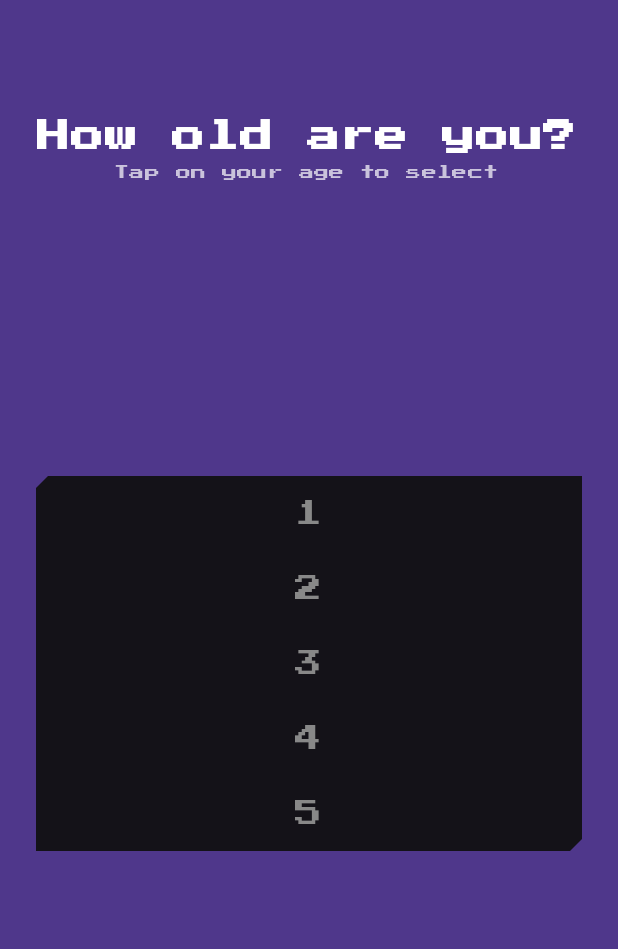
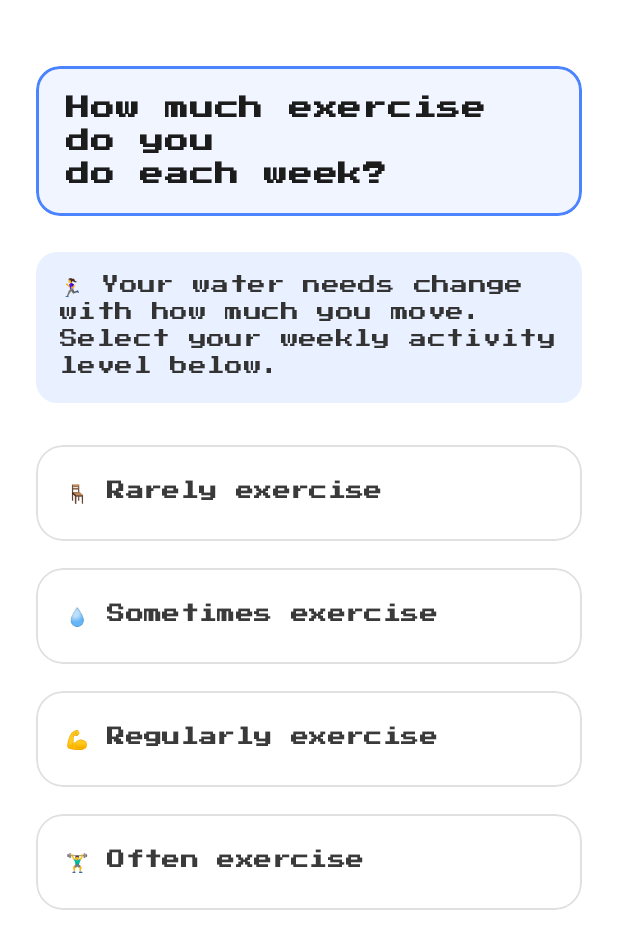
Before and after one commit to Om-Mithare/Water-Intake-Tracker-App, an Android app built with Jetpack Compose: the screen it shows after launch (MainActivity), on a phone screen of 412 x 824 dp. Shown: the top 949 px of the screen. Run offline under Robolectric (Android 15) with nearby library versions, the phone set to English and light mode, and no system bars; our stand-ins replace Dagger/Hilt's generated code.

Commit message:
ExerciseScreen

```diff
--- /dev/null
+++ b/app/src/main/java/Screens/Exercise/ExerciseScreen.kt
@@ -0,0 +1,156 @@
+package Screens.Exercise
+
+import androidx.compose.animation.AnimatedVisibility
+import androidx.compose.animation.fadeIn
+import androidx.compose.animation.slideInVertically
+import androidx.compose.foundation.background
+import androidx.compose.foundation.border
+import androidx.compose.foundation.clickable
+import androidx.compose.foundation.layout.*
+import androidx.compose.foundation.shape.RoundedCornerShape
+import androidx.compose.material3.*
+import androidx.compose.runtime.*
+import androidx.compose.ui.Alignment
+import androidx.compose.ui.Modifier
+import androidx.compose.ui.draw.clip
+import androidx.compose.ui.graphics.Brush
+import androidx.compose.ui.graphics.Color
+import androidx.compose.ui.text.font.FontWeight
+import androidx.compose.ui.text.style.TextAlign
+import androidx.compose.ui.unit.dp
+import androidx.lifecycle.viewmodel.compose.viewModel
+
+@Composable
+fun ExerciseScreen(
+    viewModel: ExerciseViewModel = viewModel(),
+    onNextClick: () -> Unit = {}
+) {
+    val selectedExercise by viewModel.selectedExercise.collectAsState()
+
+    val exerciseOptions = listOf(
+        "🪑 Rarely exercise",
+        "💧 Sometimes exercise",
+        "💪 Regularly exercise",
+        "🏋️‍♂️ Often exercise"
+    )
+
+    Column(
+        modifier = Modifier
+            .fillMaxSize()
+            .background(Color.White)
+            .padding(horizontal = 24.dp, vertical = 24.dp)
+    ) {
+        Spacer(modifier = Modifier.height(20.dp))
+
+        // Question Box
+        Box(
+            modifier = Modifier
+                .fillMaxWidth()
+                .clip(RoundedCornerShape(16.dp))
+                .background(Color(0xFFF1F5FF))
+                .border(1.5.dp, Color(0xFF4C84FF), RoundedCornerShape(16.dp))
+                .padding(20.dp)
+        ) {
+            Text(
+                text = "How much exercise do you\ndo each week?",
+                style = MaterialTheme.typography.headlineSmall.copy(
+                    fontWeight = FontWeight.Bold,
+                    color = Color(0xFF1C1C1C)
+                ),
+                textAlign = TextAlign.Start,
+                modifier = Modifier.fillMaxWidth()
+            )
+        }
+
+        Spacer(modifier = Modifier.height(24.dp))
+
+        // Subtext Box
+        Box(
+            modifier = Modifier
+                .fillMaxWidth()
+                .clip(RoundedCornerShape(14.dp))
+                .background(Color(0xFFE9F0FF))
+                .padding(16.dp)
+        ) {
+            Text(
+                text = "🏃‍♀️ Your water needs change with how much you move. Select your weekly activity level below.",
+                style = MaterialTheme.typography.bodyLarge.copy(
+                    color = Color(0xFF333333)
+                )
+            )
+        }
+
+        Spacer(modifier = Modifier.height(28.dp))
+
+        // Option Buttons
+        Column(
+            verticalArrangement = Arrangement.spacedBy(18.dp)
+        ) {
+            exerciseOptions.forEach { option ->
+                val isSelected = selectedExercise == option
+
+                val backgroundColor = if (isSelected) {
+                    Brush.horizontalGradient(
+                        listOf(Color(0xFF4C84FF), Color(0xFF709BFF))
+                    )
+                } else {
+                    Brush.horizontalGradient(
+                        listOf(Color.White, Color.White)
+                    )
+                }
+
+                Box(
+                    modifier = Modifier
+                        .fillMaxWidth()
+                        .height(64.dp)
+                        .clip(RoundedCornerShape(18.dp))
+                        .background(backgroundColor)
+                        .clickable { viewModel.onExerciseSelected(option) }
+                        .border(
+                            width = if (isSelected) 2.dp else 1.dp,
+                            color = if (isSelected) Color(0xFF4C84FF) else Color(0xFFE0E0E0),
+                            shape = RoundedCornerShape(18.dp)
+                        )
+                        .padding(start = 20.dp),
+                    contentAlignment = Alignment.CenterStart
+                ) {
+                    Text(
+                        text = option,
+                        style = MaterialTheme.typography.bodyLarge.copy(
+                            fontWeight = FontWeight.Bold,
+                            color = if (isSelected) Color.White else Color(0xFF3A3A3A)
+                        )
+                    )
+                }
+            }
+        }
+
+        Spacer(modifier = Modifier.weight(1f))
+
+        // Next Button
+        AnimatedVisibility(
+            visible = selectedExercise.isNotBlank(),
+            enter = fadeIn() + slideInVertically(initialOffsetY = { it / 2 }),
+            modifier = Modifier.fillMaxWidth()
+        ) {
+            Button(
+                onClick = onNextClick,
+                modifier = Modifier
+                    .fillMaxWidth()
+                    .padding(top = 30.dp),
+                shape = RoundedCornerShape(14.dp),
+                colors = ButtonDefaults.buttonColors(
+                    containerColor = Color(0xFF4C84FF),
+                    contentColor = Color.White
+                )
+            ) {
+                Text(
+                    text = "Next",
+                    style = MaterialTheme.typography.titleMedium.copy(
+                        fontWeight = FontWeight.SemiBold
+                    )
+                )
+            }
+        }
+    }
+}
--- /dev/null
+++ b/app/src/main/java/Screens/Exercise/ExerciseViewModel.kt
@@ -0,0 +1,16 @@
+package Screens.Exercise
+
+
+import androidx.lifecycle.ViewModel
+import kotlinx.coroutines.flow.MutableStateFlow
+import kotlinx.coroutines.flow.StateFlow
+
+class ExerciseViewModel : ViewModel() {
+
+    private val _selectedExercise = MutableStateFlow("")
+    val selectedExercise: StateFlow<String> = _selectedExercise
+
+    fun onExerciseSelected(value: String) {
+        _selectedExercise.value = value
+    }
+}
--- a/app/src/main/java/com/example/waterintaketracker/MainActivity.kt
+++ b/app/src/main/java/com/example/waterintaketracker/MainActivity.kt
@@ -7,6 +7,7 @@ import androidx.activity.enableEdgeToEdge
 import com.example.waterintaketracker.ui.theme.WaterIntakeTrackerTheme
 import com.waterintaketracker.screens.age.AgeScreen
 import dagger.hilt.android.AndroidEntryPoint
+import Screens.Exercise.ExerciseScreen
 
 @AndroidEntryPoint
 class MainActivity : ComponentActivity() {
@@ -16,7 +17,7 @@ class MainActivity : ComponentActivity() {
         setContent {
             WaterIntakeTrackerTheme {
 
-                    AgeScreen()
+                ExerciseScreen()
                 }
 
             }
```
